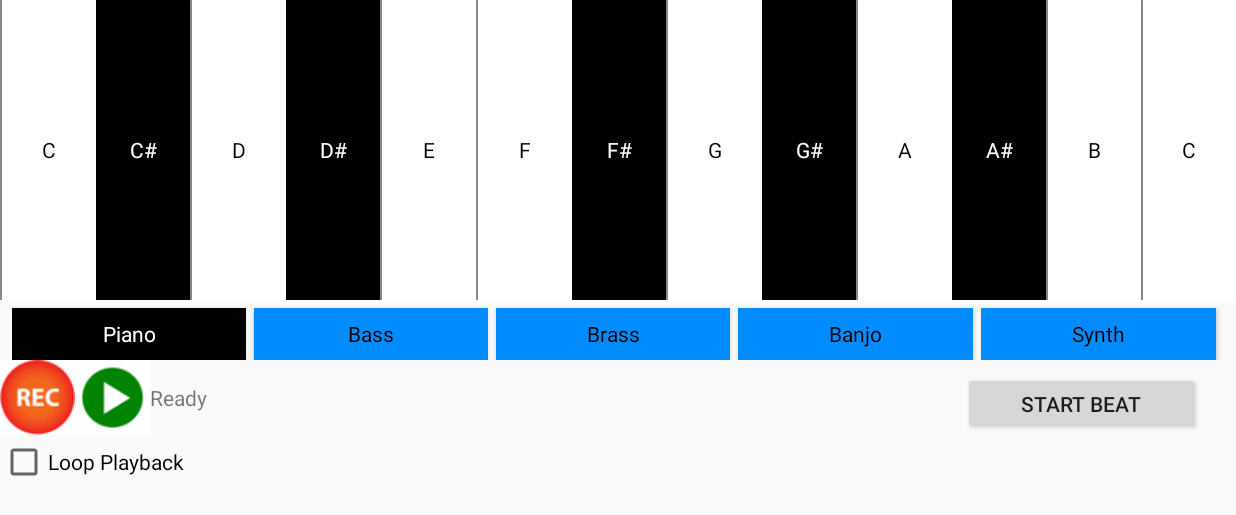
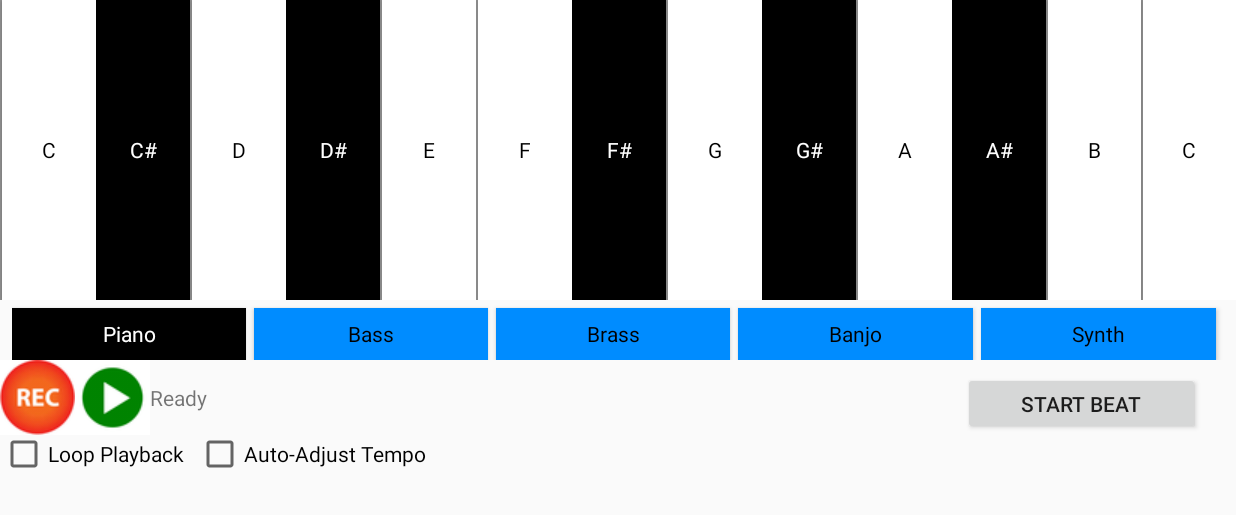
Before and after one commit to RobinJSanders/Pocket_Piano, an Android app: the screen it shows after launch (MainActivity), on a phone screen of 824 x 412 dp (held sideways). Shown: the top 515 px of the screen. Run offline under Robolectric (Android 15) with nearby library versions, the phone set to English and light mode, and no system bars.

Commit message:
Change MainActivity and activity_main.xml
Soundpool can now allow up to 10 sounds at once.
Added auto adjust tempo check box which when ticked, keeps the playback tempo at 120bpm so  it is consistent with the beat.

```diff
--- a/app/src/main/java/com/rob/pocket_piano/MainActivity.java
+++ b/app/src/main/java/com/rob/pocket_piano/MainActivity.java
@@ -27,7 +27,7 @@ public class MainActivity extends AppCompatActivity
     mBtn_C_Low, mBtn_Cs_Low, mBtn_D_Low, mBtn_Ds_Low, mBtn_E_Low, mBtn_F_Low ,mBtn_Fs_Low, mBtn_G_Low , mBtn_Gs_Low, mBtn_A_Low, mBtn_As_Low, mBtn_B_Low,
             mBtn_C_Top, mBtn_Cs_High, mBtn_D_High, mBtn_Ds_High, mBtn_E_High, mBtn_F_High ,mBtn_Fs_High, mBtn_G_High , mBtn_Gs_High, mBtn_A_High, mBtn_As_High, mBtn_B_High,
     //Buttons for starting and stopping the beat
-            mBtn_Beat, mBtn_BeatStop,
+    mBtn_Beat, mBtn_BeatStop,
     //Voice selection buttons
     mBtn_Piano, mBtn_Bass, mBtn_Brass, mBtn_Banjo, mBtn_Synth;
     //Record and Playback Buttons
@@ -36,8 +36,8 @@ public class MainActivity extends AppCompatActivity
     private int mSound_C, mSound_Cs ,mSound_D, mSound_Ds, mSound_E, mSound_F ,mSound_Fs, mSound_G , mSound_Gs, mSound_A, mSound_As, mSound_B, mSound_C_High, mSound_Amen,
     // Colors
     mColor_Black, mColor_White, mColor_LightBlue;
-
-    private CheckBox mChk_Loop;
+    //other member variables
+    private CheckBox mChk_Loop, mChk_AutoTempo;
     private TextView mLbl_State;
     private SoundPool mSoundPool;
     private List<Tuple<Integer,Float,Long>> mListRecordedSounds;
@@ -50,7 +50,7 @@ public class MainActivity extends AppCompatActivity
 
 
 
-
+    // inner class used for recording
     public class Tuple<Sample,Rate,Length>
     {
         public Sample sample;
@@ -174,16 +174,17 @@ public class MainActivity extends AppCompatActivity
         mBtn_Stop =(ImageButton) findViewById(R.id.Btn_Stop);
         mBtn_Play =(ImageButton) findViewById(R.id.Btn_Play);
         mChk_Loop = (CheckBox) findViewById(R.id.Chk_Loop);
+        mChk_AutoTempo = (CheckBox) findViewById(R.id.Chk_AutoTempo);
         mLbl_State = (TextView) findViewById(R.id.Lbl_State);
 
         //Initialise SoundPool
         if (Build.VERSION.SDK_INT>= Build.VERSION_CODES.LOLLIPOP)
         {
-            mSoundPool = new SoundPool.Builder().setMaxStreams(5).build();
+            mSoundPool = new SoundPool.Builder().setMaxStreams(10).build();
         }
         else
         {
-            mSoundPool = new SoundPool(5, AudioManager.STREAM_MUSIC,0);
+            mSoundPool = new SoundPool(10, AudioManager.STREAM_MUSIC,0);
         }
 
 
@@ -624,7 +625,7 @@ public class MainActivity extends AppCompatActivity
         });
 
     }
-
+    //used for playing and looping beat
     private void startThreadBeat()
     {
         Thread t = new Thread(new Runnable(){
@@ -649,7 +650,7 @@ public class MainActivity extends AppCompatActivity
         t.start();
     }
 
-
+    //used for playing back recordings
     public void startThreadTrack(){
         Thread t = new Thread(new Runnable(){
             @Override
@@ -657,11 +658,27 @@ public class MainActivity extends AppCompatActivity
                 mTrackPlaying = true;
                 while(mTrackPlaying)
                 {
+                    Long soundLength;
                     for (Tuple<Integer, Float, Long> sound: mListRecordedSounds )
                     {
+                        if (mChk_AutoTempo.isChecked())
+                        {
+                            if( sound.length < 50L)
+                                soundLength = 0L;
+                            else if( sound.length > 49L && sound.length < 400L)
+                                soundLength = 250L;
+                            else if (sound.length > 399L && sound.length < 900L)
+                                soundLength = 500L;
+                            else
+                                soundLength= 1000L;
+                        }
+                        else
+                        {
+                            soundLength = sound.length;
+                        }
                         try
                         {
-                            Thread.sleep(sound.length);
+                            Thread.sleep(soundLength);
                         } catch (InterruptedException e)
                         {
                             e.printStackTrace();
--- a/app/src/main/res/layout/activity_main.xml
+++ b/app/src/main/res/layout/activity_main.xml
@@ -272,26 +272,6 @@
 
 
     <LinearLayout
-        android:id="@+id/LiniearLayout_Settings"
-        android:layout_width="0dp"
-        android:layout_height="wrap_content"
-        android:orientation="horizontal"
-        app:layout_constraintTop_toBottomOf="@+id/LiniearLayout_RecordPlaybackButtons"
-        app:layout_constraintLeft_toLeftOf="parent"
-
-        >
-
-        <CheckBox
-            android:id="@+id/Chk_Loop"
-            android:layout_width="wrap_content"
-            android:layout_height="wrap_content"
-            android:layout_weight="1"
-            android:text="Loop Playback"
-            tools:layout_editor_absoluteX="0dp"
-            tools:layout_editor_absoluteY="263dp"/>
-    </LinearLayout>
-
-    <LinearLayout
         android:id="@+id/LiniearLayout_BeatButtons"
         android:layout_width="166dp"
         android:layout_height="50dp"
@@ -330,8 +310,6 @@
         android:id="@+id/LiniearLayout_RecordPlaybackButtons"
         android:layout_width="145dp"
         android:layout_height="52dp"
-        android:layout_marginLeft="0dp"
-        android:layout_marginTop="0dp"
         android:orientation="horizontal"
         app:layout_constraintLeft_toLeftOf="parent"
         app:layout_constraintTop_toBottomOf="@+id/LiniearLayout_VoiceButtons">
@@ -374,4 +352,36 @@
 
     </LinearLayout>
 
+    <LinearLayout
+        android:id="@+id/LiniearLayout_Settings"
+        android:layout_width="0dp"
+        android:layout_height="wrap_content"
+        android:layout_marginLeft="0dp"
+        android:layout_marginTop="-5dp"
+        android:orientation="horizontal"
+
+        app:layout_constraintLeft_toLeftOf="parent"
+        app:layout_constraintTop_toBottomOf="@+id/LiniearLayout_RecordPlaybackButtons">
+
+        <CheckBox
+            android:id="@+id/Chk_Loop"
+            android:layout_width="wrap_content"
+            android:layout_height="wrap_content"
+            android:layout_weight="1"
+            android:text="Loop Playback"
+            tools:layout_editor_absoluteX="0dp"
+            tools:layout_editor_absoluteY="263dp"/>
+
+        <CheckBox
+            android:id="@+id/Chk_AutoTempo"
+            android:layout_width="wrap_content"
+            android:layout_height="wrap_content"
+            android:layout_marginLeft="8dp"
+            android:layout_weight="1"
+            android:text="Auto-Adjust Tempo"
+            app:layout_constraintLeft_toRightOf="@+id/LiniearLayout_Settings"
+            tools:layout_editor_absoluteY="287dp"/>
+
+    </LinearLayout>
+
 </android.support.constraint.ConstraintLayout>
```
